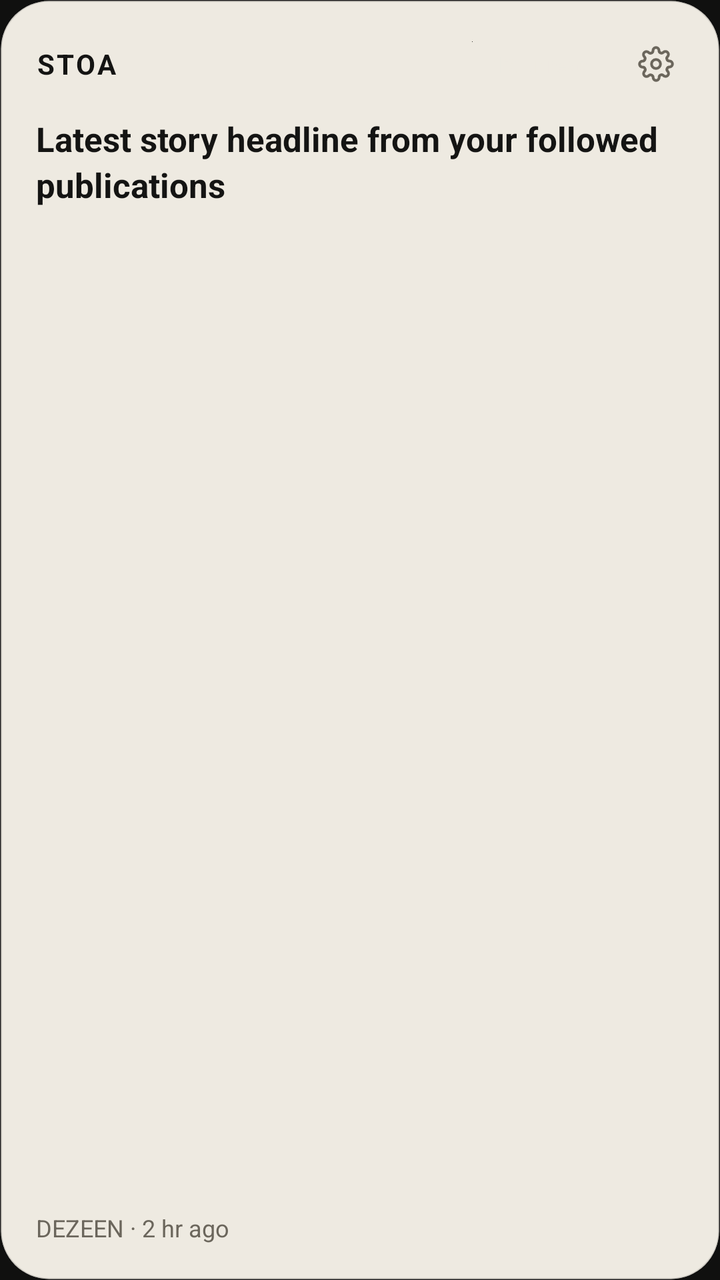
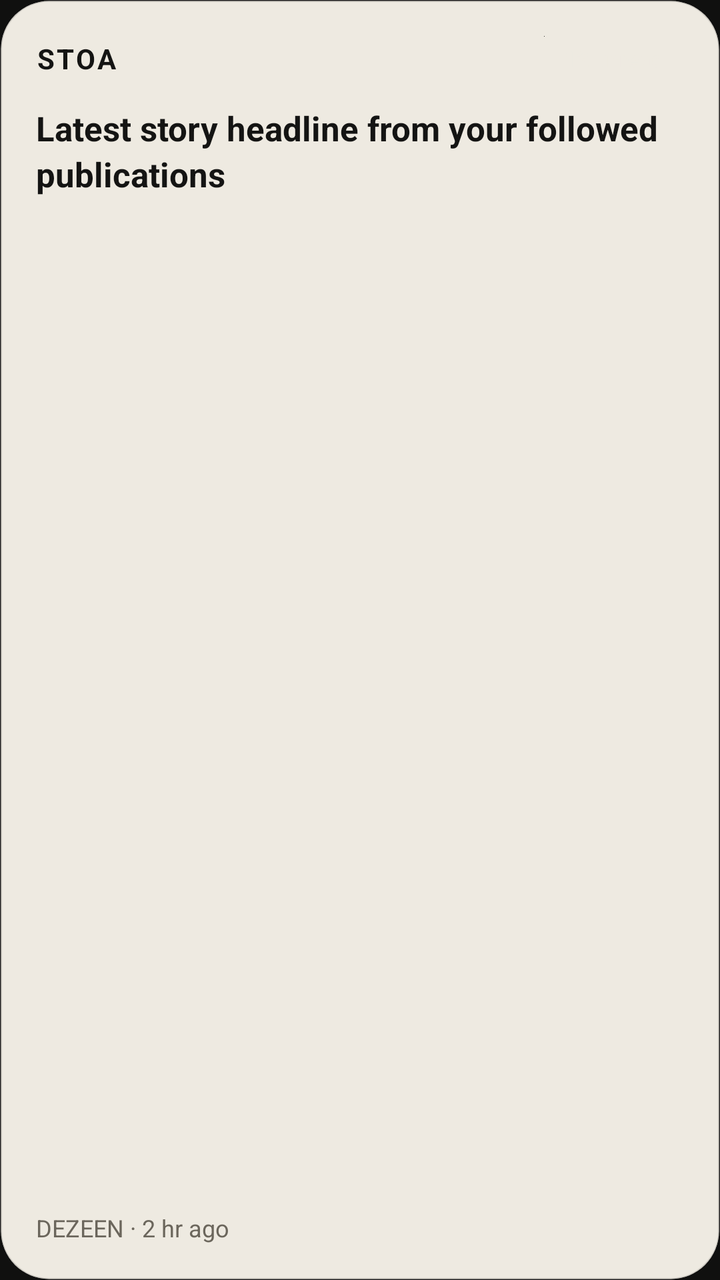

Two renders of the same Android screen: before a commit and after it. Below are the layout's source before the change and the commit's diff.
<!-- AndroidManifest.xml: application theme Theme.Signal -->
<!-- res/layout/widget_stoa_hero.xml -->
<?xml version="1.0" encoding="utf-8"?>
<FrameLayout xmlns:android="http://schemas.android.com/apk/res/android"
    android:id="@+id/widget_container"
    android:layout_width="match_parent"
    android:layout_height="match_parent"
    android:background="@drawable/widget_bg_paper"
    android:clipChildren="true"
    android:clipToOutline="true">

    
    <ImageView
        android:id="@+id/widget_background"
        android:layout_width="match_parent"
        android:layout_height="match_parent"
        android:scaleType="fitXY"
        android:src="@drawable/widget_bg_paper" />

    
    <ImageView
        android:id="@+id/widget_bg_image"
        android:layout_width="match_parent"
        android:layout_height="match_parent"
        android:scaleType="centerCrop"
        android:visibility="gone" />

    
    <ImageView
        android:id="@+id/widget_scrim"
        android:layout_width="match_parent"
        android:layout_height="match_parent"
        android:scaleType="fitXY"
        android:src="@drawable/widget_scrim_overlay"
        android:visibility="gone" />

    
    <LinearLayout
        android:id="@+id/widget_content"
        android:layout_width="match_parent"
        android:layout_height="match_parent"
        android:orientation="vertical"
        android:padding="18dp">

        
        <LinearLayout
            android:layout_width="match_parent"
            android:layout_height="wrap_content"
            android:gravity="center_vertical"
            android:orientation="horizontal">

            <TextView
                android:id="@+id/widget_brand"
                android:layout_width="0dp"
                android:layout_height="wrap_content"
                android:layout_weight="1"
                android:text="STOA"
                android:textColor="#141413"
                android:textSize="14sp"
                android:textStyle="bold"
                android:letterSpacing="0.08" />

            
            <FrameLayout
                android:id="@+id/widget_badge_container"
                android:layout_width="wrap_content"
                android:layout_height="wrap_content">

                <ImageView
                    android:id="@+id/widget_badge_bg"
                    android:layout_width="match_parent"
                    android:layout_height="match_parent"
                    android:scaleType="fitXY"
                    android:src="@drawable/widget_badge_bg" />

                <TextView
                    android:id="@+id/widget_unread_badge"
                    android:layout_width="wrap_content"
                    android:layout_height="wrap_content"
                    android:paddingStart="10dp"
                    android:paddingTop="4dp"
                    android:paddingEnd="10dp"
                    android:paddingBottom="4dp"
                    android:text="12 unread"
                    android:textColor="#EEEAE1"
                    android:textSize="11sp"
                    android:textStyle="bold" />
            </FrameLayout>

            
            <ImageView
                android:id="@+id/widget_settings_btn"
                android:layout_width="28dp"
                android:layout_height="28dp"
                android:layout_marginStart="8dp"
                android:padding="5dp"
                android:scaleType="fitCenter"
                android:src="@drawable/ic_widget_settings"
                android:contentDescription="Widget Settings" />
        </LinearLayout>

        
        <TextView
            android:id="@+id/widget_title"
            android:layout_width="match_parent"
            android:layout_height="0dp"
            android:layout_marginTop="12dp"
            android:layout_marginBottom="8dp"
            android:layout_weight="1"
            android:ellipsize="end"
            android:maxLines="3"
            android:text="Latest story headline from your followed publications"
            android:textColor="#141413"
            android:textSize="17sp"
            android:textStyle="bold"
            android:lineSpacingMultiplier="1.15" />

        
        <TextView
            android:id="@+id/widget_meta"
            android:layout_width="match_parent"
            android:layout_height="wrap_content"
            android:ellipsize="end"
            android:maxLines="1"
            android:text="DEZEEN · 2 hr ago"
            android:textColor="#6B665C"
            android:textSize="12sp"
            android:textStyle="normal" />

    </LinearLayout>

</FrameLayout>
<!-- resources referenced by this layout -->
<resources>
  <!-- drawable ic_widget_settings (drawable) -->
  <?xml version="1.0" encoding="utf-8"?>
  <vector xmlns:android="http://schemas.android.com/apk/res/android"
      android:width="24dp"
      android:height="24dp"
      android:viewportWidth="24"
      android:viewportHeight="24">
      <path
          android:strokeColor="#6B665C"
          android:strokeWidth="1.8"
          android:strokeLineCap="round"
          android:strokeLineJoin="round"
          android:fillColor="#00000000"
          android:pathData="M12,15a3,3 0 1,0 0,-6a3,3 0 0,0 0,6z" />
      <path
          android:strokeColor="#6B665C"
          android:strokeWidth="1.8"
          android:strokeLineCap="round"
          android:strokeLineJoin="round"
          android:fillColor="#00000000"
          android:pathData="M19.4,15a1.65,1.65 0 0,0 0.33,1.82l0.06,0.06a2,2 0 0,1 0,2.83 2,2 0 0,1 -2.83,0l-0.06,-0.06a1.65,1.65 0 0,0 -1.82,-0.33 1.65,1.65 0 0,0 -1,1.51V21a2,2 0 0,1 -2,2 2,2 0 0,1 -2,-2v-0.09A1.65,1.65 0 0,0 9,19.4a1.65,1.65 0 0,0 -1.82,0.33l-0.06,0.06a2,2 0 0,1 -2.83,0 2,2 0 0,1 0,-2.83l0.06,-0.06a1.65,1.65 0 0,0 0.33,-1.82 1.65,1.65 0 0,0 -1.51,-1H3a2,2 0 0,1 -2,-2 2,2 0 0,1 2,-2h0.09A1.65,1.65 0 0,0 4.6,9a1.65,1.65 0 0,0 -0.33,-1.82l-0.06,-0.06a2,2 0 0,1 0,-2.83 2,2 0 0,1 2.83,0l0.06,0.06a1.65,1.65 0 0,0 1.82,0.33H9a1.65,1.65 0 0,0 1,-1.51V3a2,2 0 0,1 2,-2 2,2 0 0,1 2,2v0.09a1.65,1.65 0 0,0 1,1.51 1.65,1.65 0 0,0 1.82,-0.33l0.06,-0.06a2,2 0 0,1 2.83,0 2,2 0 0,1 0,2.83l-0.06,0.06a1.65,1.65 0 0,0 -0.33,1.82V9a1.65,1.65 0 0,0 1.51,1H21a2,2 0 0,1 2,2 2,2 0 0,1 -2,2h-0.09a1.65,1.65 0 0,0 -1.51,1z" />
  </vector>
  <!-- drawable widget_badge_bg (drawable) -->
  <?xml version="1.0" encoding="utf-8"?>
  <shape xmlns:android="http://schemas.android.com/apk/res/android"
      android:shape="rectangle">
      <solid android:color="#141413" />
      <corners android:radius="999dp" />
  </shape>
  <!-- drawable widget_bg_paper (drawable) -->
  <?xml version="1.0" encoding="utf-8"?>
  <shape xmlns:android="http://schemas.android.com/apk/res/android"
      android:shape="rectangle">
      <solid android:color="#EEEAE1" />
      <corners android:radius="24dp" />
      <stroke
          android:width="1dp"
          android:color="#29141413" />
  </shape>
  <!-- drawable widget_scrim_overlay (drawable) -->
  <?xml version="1.0" encoding="utf-8"?>
  <shape xmlns:android="http://schemas.android.com/apk/res/android"
      android:shape="rectangle">
      <gradient
          android:angle="270"
          android:startColor="#80000000"
          android:centerColor="#B3000000"
          android:endColor="#F2000000"
          android:type="linear" />
      <corners android:radius="24dp" />
  </shape>
  <style name="Theme.Signal" parent="@android:style/Theme.Material.NoActionBar">
          <item name="android:windowBackground">#10100F</item>
          <item name="android:colorBackground">#10100F</item>
      </style>
</resources>

<!-- the commit's change to res/layout/widget_stoa_hero.xml (unified diff, before → after) -->
@@ -84,17 +84,6 @@
                     android:textSize="11sp"
                     android:textStyle="bold" />
             </FrameLayout>
-
-            
-            <ImageView
-                android:id="@+id/widget_settings_btn"
-                android:layout_width="28dp"
-                android:layout_height="28dp"
-                android:layout_marginStart="8dp"
-                android:padding="5dp"
-                android:scaleType="fitCenter"
-                android:src="@drawable/ic_widget_settings"
-                android:contentDescription="Widget Settings" />
         </LinearLayout>
 
         
<!-- resource entries referenced after the edit -->
@@ -1,27 +1,5 @@
 <!-- resources referenced by this layout -->
 <resources>
-  <!-- drawable ic_widget_settings (drawable) -->
-  <?xml version="1.0" encoding="utf-8"?>
-  <vector xmlns:android="http://schemas.android.com/apk/res/android"
-      android:width="24dp"
-      android:height="24dp"
-      android:viewportWidth="24"
-      android:viewportHeight="24">
-      <path
-          android:strokeColor="#6B665C"
-          android:strokeWidth="1.8"
-          android:strokeLineCap="round"
-          android:strokeLineJoin="round"
-          android:fillColor="#00000000"
-          android:pathData="M12,15a3,3 0 1,0 0,-6a3,3 0 0,0 0,6z" />
-      <path
-          android:strokeColor="#6B665C"
-          android:strokeWidth="1.8"
-          android:strokeLineCap="round"
-          android:strokeLineJoin="round"
-          android:fillColor="#00000000"
-          android:pathData="M19.4,15a1.65,1.65 0 0,0 0.33,1.82l0.06,0.06a2,2 0 0,1 0,2.83 2,2 0 0,1 -2.83,0l-0.06,-0.06a1.65,1.65 0 0,0 -1.82,-0.33 1.65,1.65 0 0,0 -1,1.51V21a2,2 0 0,1 -2,2 2,2 0 0,1 -2,-2v-0.09A1.65,1.65 0 0,0 9,19.4a1.65,1.65 0 0,0 -1.82,0.33l-0.06,0.06a2,2 0 0,1 -2.83,0 2,2 0 0,1 0,-2.83l0.06,-0.06a1.65,1.65 0 0,0 0.33,-1.82 1.65,1.65 0 0,0 -1.51,-1H3a2,2 0 0,1 -2,-2 2,2 0 0,1 2,-2h0.09A1.65,1.65 0 0,0 4.6,9a1.65,1.65 0 0,0 -0.33,-1.82l-0.06,-0.06a2,2 0 0,1 0,-2.83 2,2 0 0,1 2.83,0l0.06,0.06a1.65,1.65 0 0,0 1.82,0.33H9a1.65,1.65 0 0,0 1,-1.51V3a2,2 0 0,1 2,-2 2,2 0 0,1 2,2v0.09a1.65,1.65 0 0,0 1,1.51 1.65,1.65 0 0,0 1.82,-0.33l0.06,-0.06a2,2 0 0,1 2.83,0 2,2 0 0,1 0,2.83l-0.06,0.06a1.65,1.65 0 0,0 -0.33,1.82V9a1.65,1.65 0 0,0 1.51,1H21a2,2 0 0,1 2,2 2,2 0 0,1 -2,2h-0.09a1.65,1.65 0 0,0 -1.51,1z" />
-  </vector>
   <!-- drawable widget_badge_bg (drawable) -->
   <?xml version="1.0" encoding="utf-8"?>
   <shape xmlns:android="http://schemas.android.com/apk/res/android"
